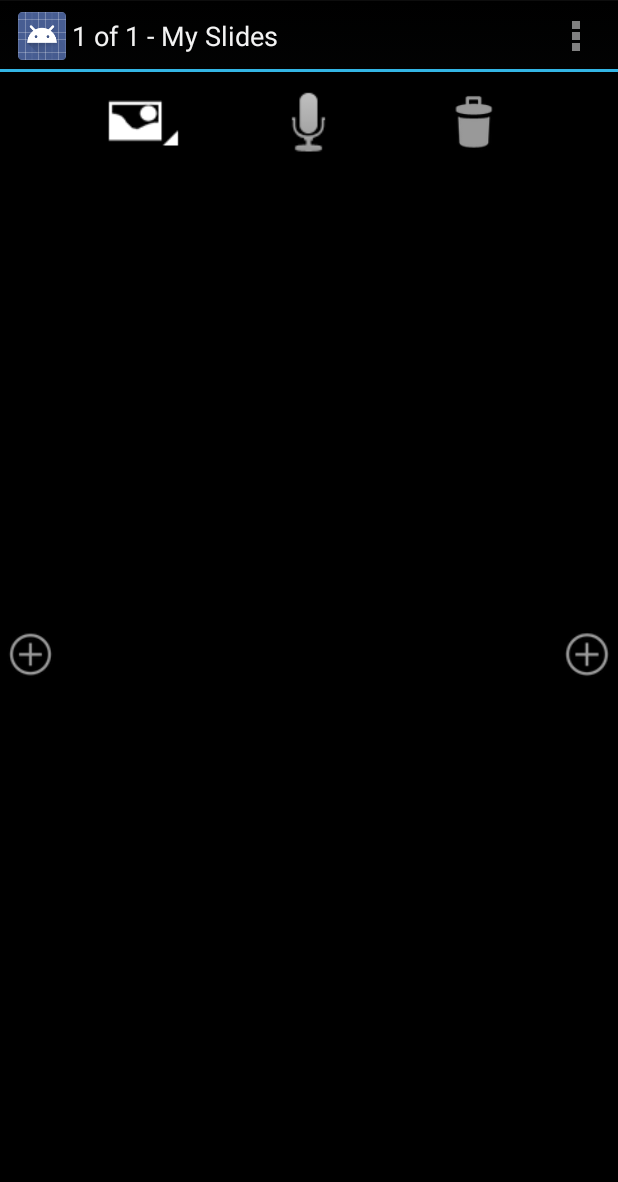
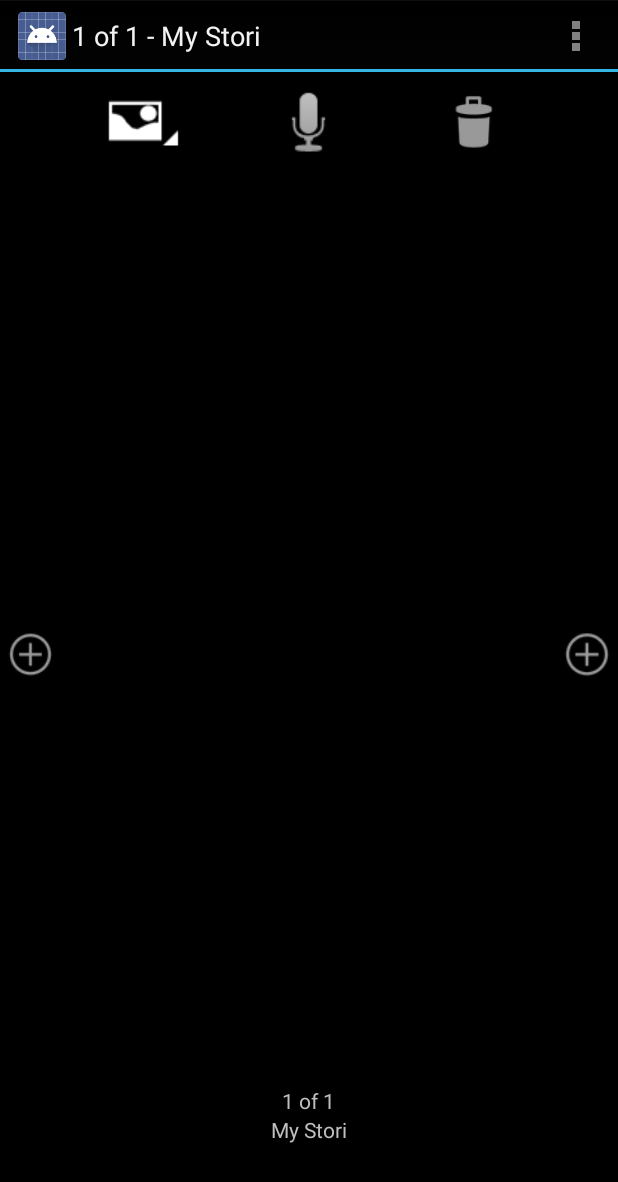
Before and after one commit to robbear/Stori, an Android app: the EditPlayActivity screen opened directly, with no data from a screen before it, on a phone screen of 412 x 824 dp. Shown: the top 1182 px of the screen. Run offline under Robolectric (Android 15) with nearby library versions, the phone set to English and light mode, and no system bars; libraries missing offline, so code that uses them is left out: com.amazonaws.auth, com.amazonaws.services; pictures from the network do not load; 1 statement that could not run was skipped.

Commit message:
Add slide position text and title to bottom of EditPlayFragment overlay. Rename 'My Slides' to 'My Stori' as default title

```diff
--- a/android/Stori/src/main/java/com/stori/stori/EditPlayActivity.java
+++ b/android/Stori/src/main/java/com/stori/stori/EditPlayActivity.java
@@ -228,6 +228,25 @@ public class EditPlayActivity extends FragmentActivity implements ViewSwitcher.V
         setActionBarTitle();
     }
 
+    public String getSlidesTitle() {
+        if(D)Log.d(TAG, "EditPlayActivity.getSlidesTitle");
+
+        String title = null;
+        try {
+            title = m_ssj.getTitle();
+        }
+        catch (Exception e) {
+            if(E)Log.e(TAG, "EditPlayActivity.getSlidesTitle", e);
+            e.printStackTrace();
+        }
+        catch (OutOfMemoryError e) {
+            if(E)Log.e(TAG, "EditPlayActivity.getSlidesTitle", e);
+            e.printStackTrace();
+        }
+
+        return title;
+    }
+
     public void setActionBarTitle() {
         if(D)Log.d(TAG, "EditPlayActivity.setActionBarTitle");
 
@@ -247,11 +266,11 @@ public class EditPlayActivity extends FragmentActivity implements ViewSwitcher.V
             }
         }
         catch (Exception e) {
-            if(E)Log.d(TAG, "EditPlayActivity.onPageSelected", e);
+            if(E)Log.e(TAG, "EditPlayActivity.setActionBarTitle", e);
             e.printStackTrace();
         }
         catch (OutOfMemoryError e) {
-            if(E)Log.d(TAG, "EditPlayActivity.onPageSelected", e);
+            if(E)Log.e(TAG, "EditPlayActivity.setActionBarTitle", e);
             e.printStackTrace();
         }
     }
--- a/android/Stori/src/main/java/com/stori/stori/fragments/EditPlayFragment.java
+++ b/android/Stori/src/main/java/com/stori/stori/fragments/EditPlayFragment.java
@@ -27,6 +27,7 @@ import android.view.ViewGroup;
 import android.widget.ImageButton;
 import android.widget.ImageSwitcher;
 import android.widget.PopupMenu;
+import android.widget.TextView;
 import android.widget.ViewSwitcher;
 
 import com.stori.stori.AsyncTaskTimer;
@@ -65,6 +66,8 @@ public class EditPlayFragment extends Fragment implements
     private ImageButton m_moreControl;
     private ImageButton m_nextControl;
     private ImageButton m_prevControl;
+    private TextView m_slidePositionTextControl;
+    private TextView m_titleControl;
     private String m_imageFileName;
     private String m_audioFileName;
     private String m_slideUuid;
@@ -192,6 +195,7 @@ public class EditPlayFragment extends Fragment implements
         super.onResume();
 
         displayNextPrevControls();
+        displaySlideTitleAndPosition();
     }
 
     @Override
@@ -223,6 +227,9 @@ public class EditPlayFragment extends Fragment implements
         if(D)Log.d(TAG, "EditPlayFragment.onCreateView");
 
         View view = inflater.inflate(R.layout.fragment_editplay, container, false);
+
+        m_slidePositionTextControl = (TextView)view.findViewById(R.id.control_slide_position);
+        m_titleControl = (TextView)view.findViewById(R.id.control_title);
 
         m_nextControl = (ImageButton)view.findViewById(R.id.control_next_slide);
         m_nextControl.setOnClickListener(new View.OnClickListener() {
@@ -556,6 +563,7 @@ public class EditPlayFragment extends Fragment implements
         updateOverlay();
 
         displayNextPrevControls();
+        displaySlideTitleAndPosition();
 
         int tabPosition = m_editPlayActivity.getSlidePosition(m_slideUuid);
 
@@ -793,6 +801,17 @@ public class EditPlayFragment extends Fragment implements
             m_nextControl.setVisibility(View.VISIBLE);
             m_prevControl.setVisibility(View.VISIBLE);
         }
+    }
+
+    private void displaySlideTitleAndPosition() {
+        int count = m_editPlayActivity.getSlideCount();
+        int position = m_editPlayActivity.getSlidePosition(m_slideUuid);
+        String title = m_editPlayActivity.getSlidesTitle();
+
+        if(D)Log.d(TAG, String.format("EditPlayFragment.displaySlideTitleAndPosition: position=%d, count=%d, title=%s", position, count, title));
+
+        m_titleControl.setText(title);
+        m_slidePositionTextControl.setText(String.format(getString(R.string.slide_position_format), position + 1, count));
     }
 
     private void startPlaying() {
--- a/android/Stori/src/main/res/layout/fragment_editplay.xml
+++ b/android/Stori/src/main/res/layout/fragment_editplay.xml
@@ -72,9 +72,13 @@
                     android:src="@drawable/ic_more" />
             </LinearLayout>
             <LinearLayout
-                android:orientation="horizontal"
+                android:orientation="vertical"
                 android:layout_height="0dp"
                 android:layout_weight=".20"
+                android:layout_width="match_parent">
+                <LinearLayout
+                    android:orientation="horizontal"
+                    android:layout_height="wrap_content"
                     android:layout_width="match_parent">
                     <ImageButton
                         android:id="@+id/control_previous_slide"
@@ -104,6 +108,27 @@
                         android:visibility="invisible"
                         android:src="@drawable/ic_arrow_right" />
                 </LinearLayout>
+                <LinearLayout
+                    android:orientation="vertical"
+                    android:layout_height="wrap_content"
+                    android:layout_width="match_parent"
+                    android:layout_marginTop="5dp">
+                    <TextView
+                        android:id="@+id/control_slide_position"
+                        android:layout_height="wrap_content"
+                        android:layout_width="match_parent"
+                        android:gravity="center_horizontal"
+                        android:text="1 of 100"
+                        />
+                    <TextView
+                        android:id="@+id/control_title"
+                        android:layout_height="wrap_content"
+                        android:layout_width="match_parent"
+                        android:gravity="center_horizontal"
+                        android:text="My slides"
+                        />
+                </LinearLayout>
+            </LinearLayout>
         </LinearLayout>
         <RelativeLayout
             android:layout_height="match_parent"
--- a/android/Stori/src/main/res/values/strings.xml
+++ b/android/Stori/src/main/res/values/strings.xml
@@ -7,7 +7,7 @@
     <string name="app_name">Stori</string>
     <string name="cancel_text">Cancel</string>
     <string name="copyright">Version %1$s (%2$d)\n\nBuild %3$s\n\nTips and help at http://stori-app.com\n\nCopyright \u00a9 2013-2014 Hyperfine Software Corp. http://hyperfine.com</string>
-    <string name="default_stori_title">My Slides</string>
+    <string name="default_stori_title">My Stori</string>
     <string name="default_stori_description">My Stori slides</string>
     <string name="download_dialog_message">Downloading...</string>
     <string name="download_dialog_message_format">Downloading %1$d of %2$d...</string>
@@ -43,6 +43,7 @@
     <string name="share_dialog_title">Share this show</string>
     <string name="share_email_body_format">I want to share a %1$s slide show with you! To view the show, click on %2$s or paste the address into your browser.\n\nInstall the %1$s application (coming soon!):\n\n iOS: {App Store application address}\nAndroid: {Google Play application address}</string>
     <string name="share_email_subject_format">You have a new %1$s show to view!</string>
+    <string name="slide_position_format">%1$d of %2$d</string>
     <string name="switch_account_dialog_title">Switch account?</string>
     <string name="switch_account_dialog_message">If you switch your account, you will lose any unpublished changes to your current work. Continue?</string>
     <string name="upload_dialog_title">Uploading...</string>
```
Also changed, not shown: 1 other file. Lines whose indentation alone changed are shown as unchanged.
